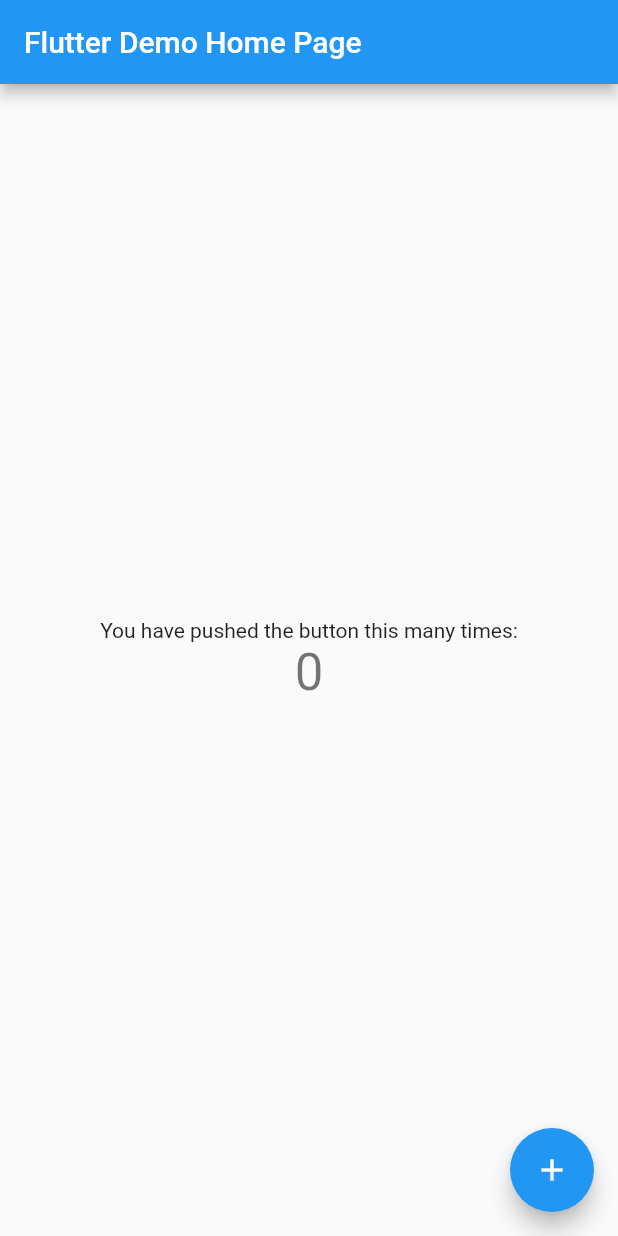
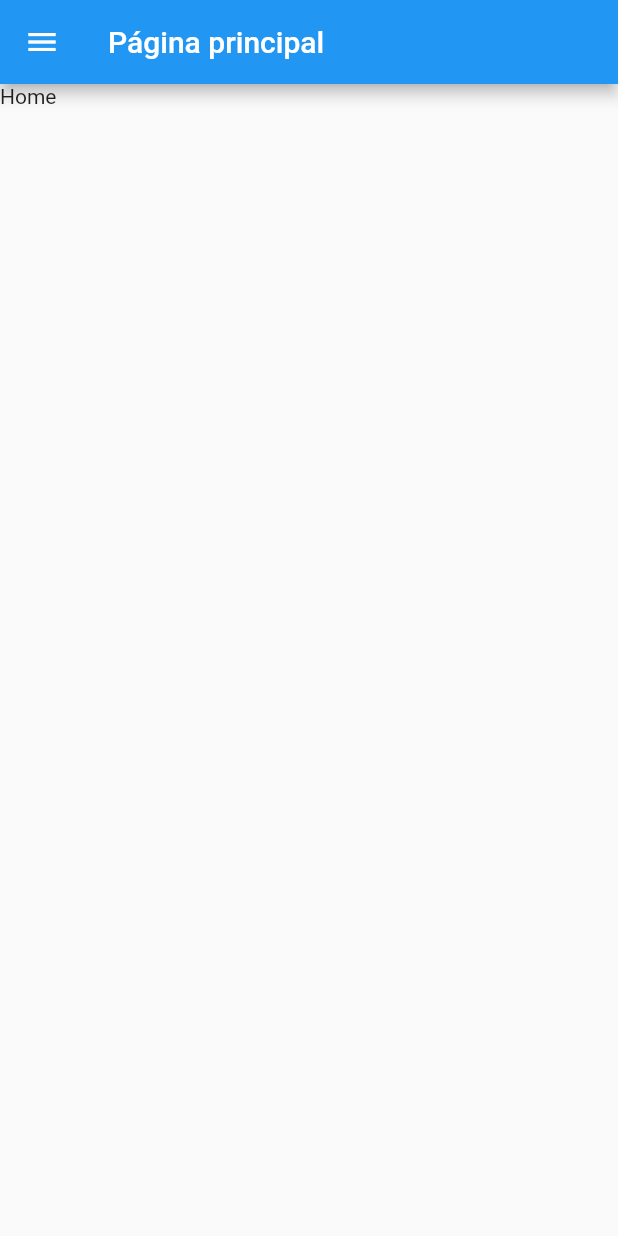
Before and after one commit to cruzriga/flutter_navigator, a Flutter app: the screen it shows after launch, on a phone screen of 412 x 824 dp. Run offline on Flutter 3.47's test engine with Material 2 defaults, Android fonts, the phone set to English and light mode, and no system bars.

Commit message:
navegacion con scaffold y drawer

```diff
--- /dev/null
+++ b/lib/home.dart
@@ -0,0 +1,47 @@
+import 'package:flutter/material.dart';
+
+class Home extends StatelessWidget {
+  static const String routeName = '/';
+  @override
+
+  Drawer main_menu(BuildContext context){
+    return Drawer(
+      child: ListView(
+        children: <Widget>[
+          DrawerHeader(child: Text('Ajustes', style: TextStyle(fontSize: 20.0))),
+          ListTile(
+              leading: Icon(Icons.settings),
+              title: Text('Configuración'),
+              onTap: (){Navigator.pushNamed(context, '/configuracion');}
+          ),
+          ListTile(
+              leading: Icon(Icons.home),
+              title: Text('Página principal'),
+              onTap: (){Navigator.pushNamed(context, '/');}
+          ),
+          ListTile(
+              leading: Icon(Icons.battery_unknown),
+              title: Text('Batería'),
+              onTap: (){Navigator.pushNamed(context, '/bateria');}
+          ),
+          AboutListTile(
+              child: Text("Información"),
+              applicationIcon: Icon(Icons.favorite),
+              applicationVersion: "v1.0.0",
+              icon: Icon(Icons.info)
+          ),
+        ],
+      ),
+    );
+  }
+
+  Widget build(BuildContext context) {
+    return Scaffold(
+        appBar: AppBar(
+          title: Text('Página principal')
+        ),
+        drawer: main_menu(context),
+        body: Text('Home')
+    );
+  }
+}
--- a/lib/main.dart
+++ b/lib/main.dart
@@ -1,4 +1,7 @@
 import 'package:flutter/material.dart';
+import 'package:flutternavigator/home.dart';
+import 'package:flutternavigator/screens/battery.dart';
+import 'package:flutternavigator/screens/settigns.dart';
 
 void main() {
   runApp(MyApp());
@@ -9,7 +12,7 @@ class MyApp extends StatelessWidget {
   @override
   Widget build(BuildContext context) {
     return MaterialApp(
-      title: 'Flutter Demo',
+      title: 'Navigator test app',
       theme: ThemeData(
         // This is the theme of your application.
         //
@@ -26,92 +29,11 @@ class MyApp extends StatelessWidget {
         // closer together (more dense) than on mobile platforms.
         visualDensity: VisualDensity.adaptivePlatformDensity,
       ),
-      home: MyHomePage(title: 'Flutter Demo Home Page'),
+      home: Home(),
+      routes: <String, WidgetBuilder> {
+        Settings.routeName: (BuildContext context) =>  Settings(),
+        Battery.routeName: (BuildContext context) =>  Battery()
+      },
     );
   }
 }
-
-class MyHomePage extends StatefulWidget {
-  MyHomePage({Key key, this.title}) : super(key: key);
-
-  // This widget is the home page of your application. It is stateful, meaning
-  // that it has a State object (defined below) that contains fields that affect
-  // how it looks.
-
-  // This class is the configuration for the state. It holds the values (in this
-  // case the title) provided by the parent (in this case the App widget) and
-  // used by the build method of the State. Fields in a Widget subclass are
-  // always marked "final".
-
-  final String title;
-
-  @override
-  _MyHomePageState createState() => _MyHomePageState();
-}
-
-class _MyHomePageState extends State<MyHomePage> {
-  int _counter = 0;
-
-  void _incrementCounter() {
-    setState(() {
-      // This call to setState tells the Flutter framework that something has
-      // changed in this State, which causes it to rerun the build method below
-      // so that the display can reflect the updated values. If we changed
-      // _counter without calling setState(), then the build method would not be
-      // called again, and so nothing would appear to happen.
-      _counter++;
-    });
-  }
-
-  @override
-  Widget build(BuildContext context) {
-    // This method is rerun every time setState is called, for instance as done
-    // by the _incrementCounter method above.
-    //
-    // The Flutter framework has been optimized to make rerunning build methods
-    // fast, so that you can just rebuild anything that needs updating rather
-    // than having to individually change instances of widgets.
-    return Scaffold(
-      appBar: AppBar(
-        // Here we take the value from the MyHomePage object that was created by
-        // the App.build method, and use it to set our appbar title.
-        title: Text(widget.title),
-      ),
-      body: Center(
-        // Center is a layout widget. It takes a single child and positions it
-        // in the middle of the parent.
-        child: Column(
-          // Column is also a layout widget. It takes a list of children and
-          // arranges them vertically. By default, it sizes itself to fit its
-          // children horizontally, and tries to be as tall as its parent.
-          //
-          // Invoke "debug painting" (press "p" in the console, choose the
-          // "Toggle Debug Paint" action from the Flutter Inspector in Android
-          // Studio, or the "Toggle Debug Paint" command in Visual Studio Code)
-          // to see the wireframe for each widget.
-          //
-          // Column has various properties to control how it sizes itself and
-          // how it positions its children. Here we use mainAxisAlignment to
-          // center the children vertically; the main axis here is the vertical
-          // axis because Columns are vertical (the cross axis would be
-          // horizontal).
-          mainAxisAlignment: MainAxisAlignment.center,
-          children: <Widget>[
-            Text(
-              'You have pushed the button this many times:',
-            ),
-            Text(
-              '$_counter',
-              style: Theme.of(context).textTheme.headline4,
-            ),
-          ],
-        ),
-      ),
-      floatingActionButton: FloatingActionButton(
-        onPressed: _incrementCounter,
-        tooltip: 'Increment',
-        child: Icon(Icons.add),
-      ), // This trailing comma makes auto-formatting nicer for build methods.
-    );
-  }
-}
```
Also changed, not shown: lib/screens/battery.dart (added, +18 -0 lines), lib/screens/settigns.dart (added, +18 -0 lines).
